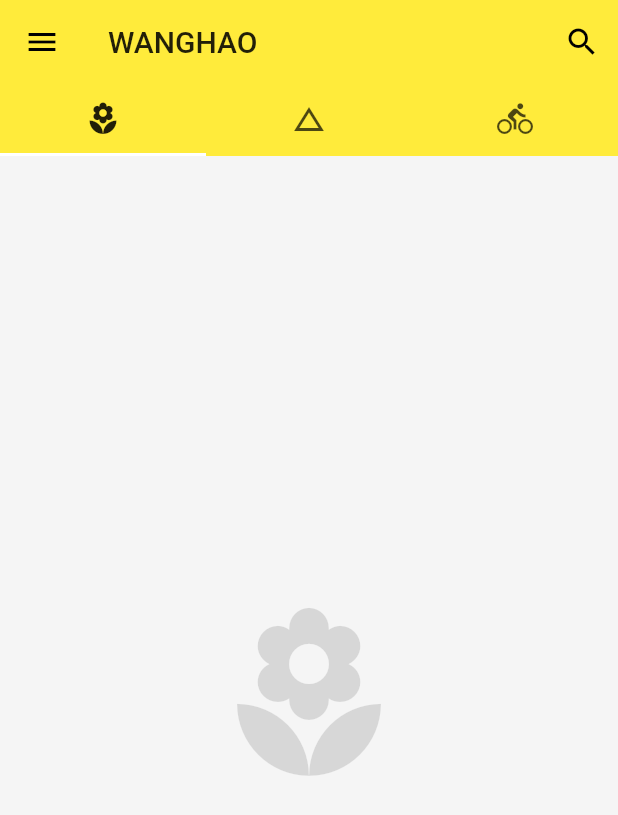
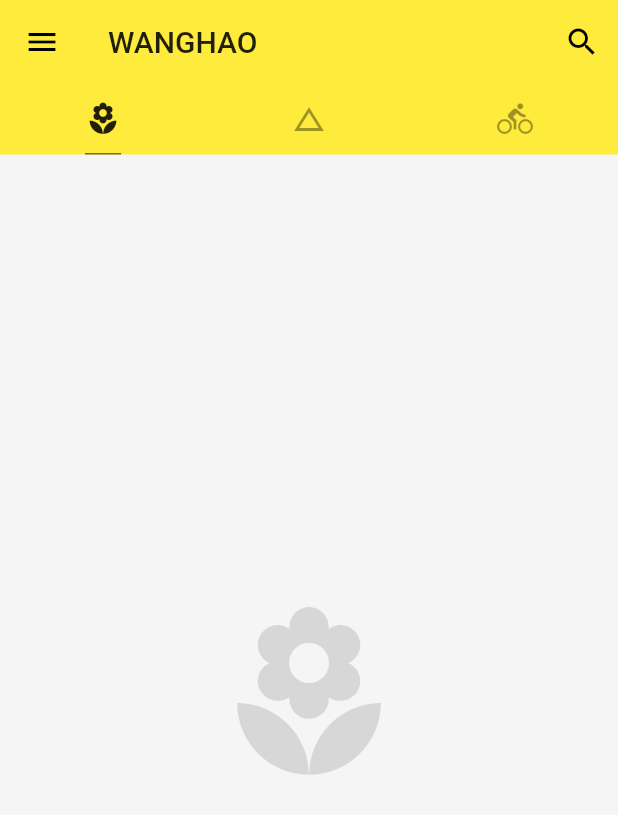
Before and after one commit to happywanghao/wanghao_flutter, a Flutter app: the screen it shows after launch, on a phone screen of 412 x 824 dp. Shown: the top 815 px of the screen. Run offline on Flutter 3.47's test engine with Material 2 defaults, Android fonts, the phone set to English and light mode, and no system bars.

Commit message:
自定义按钮水波纹样式

```diff
--- a/lib/main.dart
+++ b/lib/main.dart
@@ -12,7 +12,9 @@ class App extends StatelessWidget {
       debugShowCheckedModeBanner: false, //不显示debug
       home: Home(),
       theme: ThemeData(
-        primarySwatch: Colors.yellow
+        primarySwatch: Colors.yellow,
+        highlightColor: Color.fromRGBO(255, 255, 255, 0.5), //按钮按下去的高亮颜色
+        splashColor: Colors.white70, //按钮按下去的水波纹的颜色
       ),//主题颜色
     );
   }
@@ -43,6 +45,10 @@ class Home extends StatelessWidget {
           ],
           elevation: 0.0, //阴影
           bottom: TabBar(
+            unselectedLabelColor: Colors.black38, //未选中的颜色
+            indicatorColor: Colors.black54, //下划线的颜色
+            indicatorSize: TabBarIndicatorSize.label, //下划线的长度
+            indicatorWeight: 1.0,
             tabs: <Widget>[
               Tab(icon:Icon(Icons.local_florist)),
               Tab(icon:Icon(Icons.change_history)),
```
